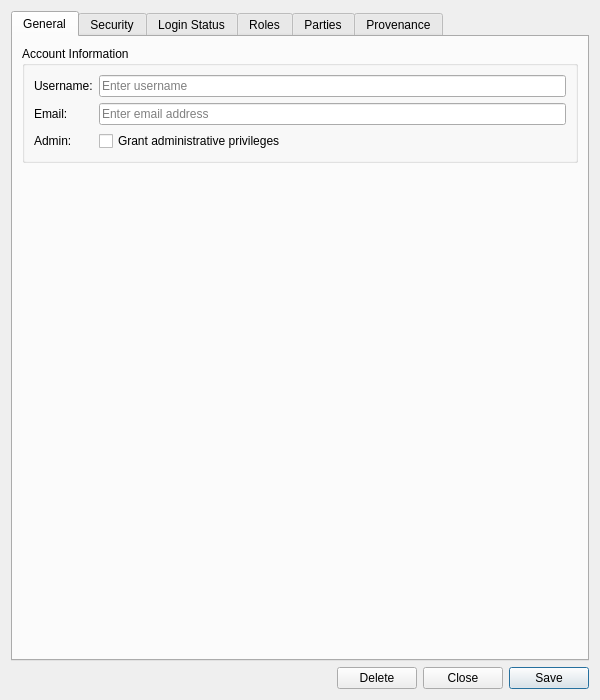
Above: projects/ores.qt/admin/ui/AccountDetailDialog.ui from OreStudio/OreStudio before the change. Below: the same form after it.
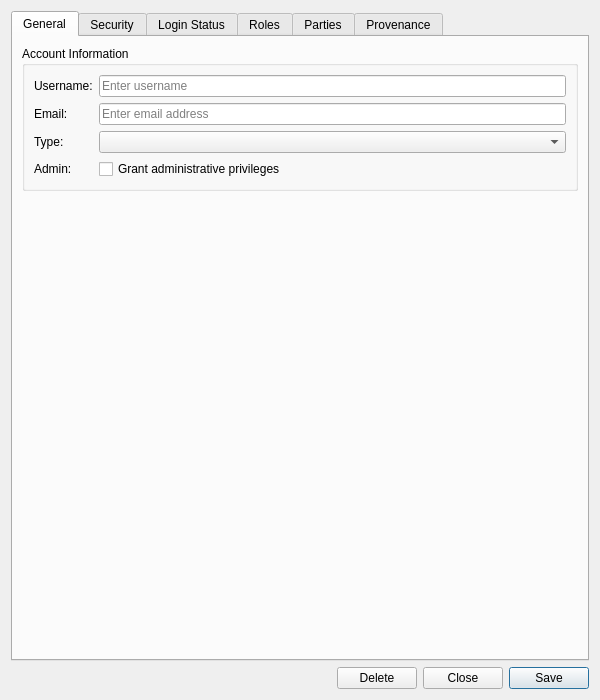
That is the form after the change. Custom widgets are drawn as their Qt base class.

Commit message: [ores.qt.admin] Add account type combo to detail dialog; fix orphaned Admin label

Patch:
```diff
--- a/projects/ores.qt/admin/ui/AccountDetailDialog.ui
+++ b/projects/ores.qt/admin/ui/AccountDetailDialog.ui
@@ -67,13 +67,23 @@
            </widget>
           </item>
           <item row="2" column="0">
+           <widget class="QLabel" name="labelAccountType">
+            <property name="text">
+             <string>Type:</string>
+            </property>
+           </widget>
+          </item>
+          <item row="2" column="1">
+           <widget class="QComboBox" name="accountTypeCombo"/>
+          </item>
+          <item row="3" column="0">
            <widget class="QLabel" name="labelIsAdmin">
             <property name="text">
              <string>Admin:</string>
             </property>
            </widget>
           </item>
-          <item row="2" column="1">
+          <item row="3" column="1">
            <widget class="QCheckBox" name="isAdminCheckBox">
             <property name="text">
              <string>Grant administrative privileges</string>
```
Left out of the diff: 6 changed lines with no effect on the pictures. The commit also changes 2 other files.
